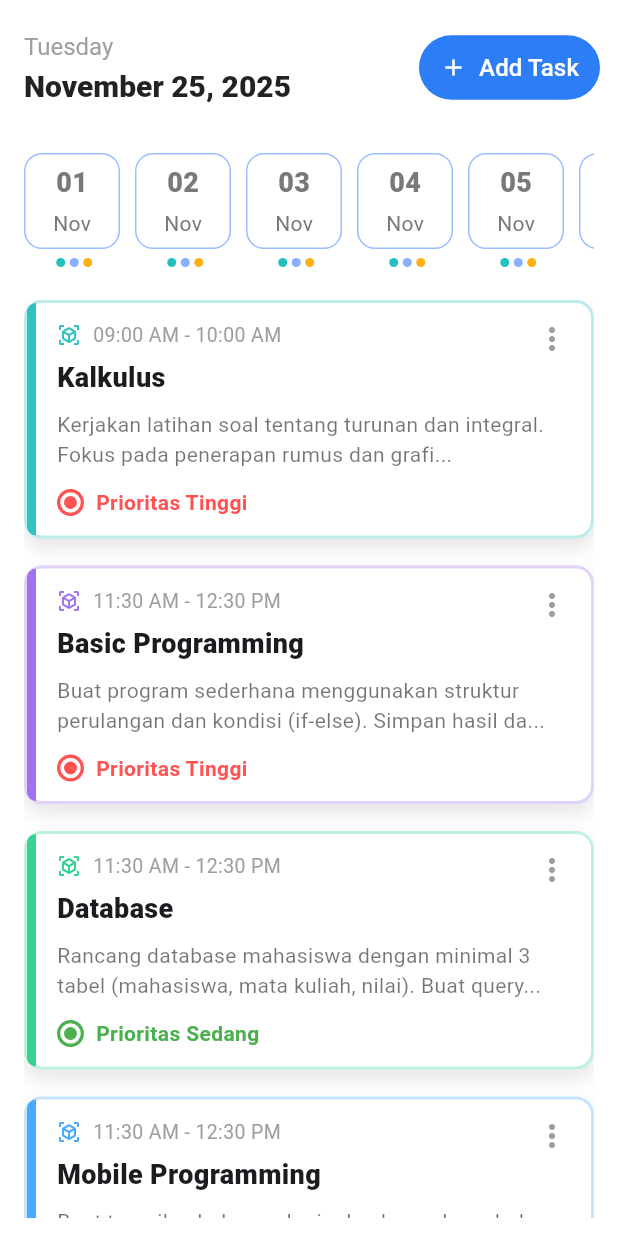
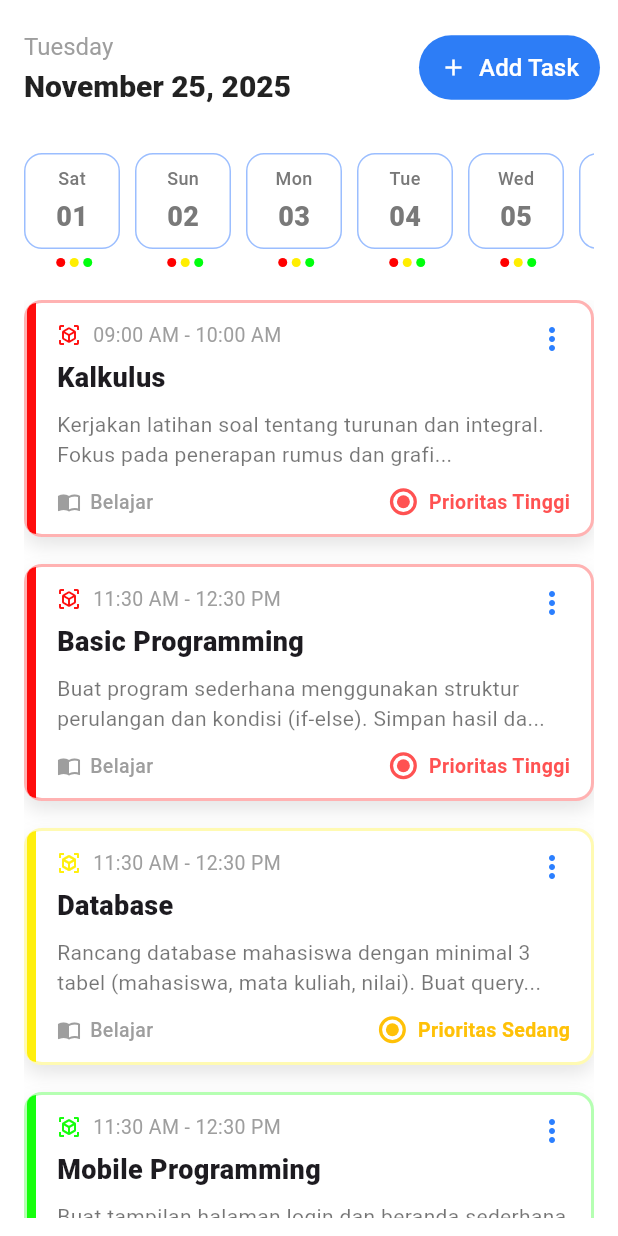
Before and after one commit to Luthfiashofaa/StudiGo-App, a Flutter app: the ScheduleView screen opened directly, on a phone screen of 412 x 824 dp. Run offline on Flutter 3.47's test engine with Material 3 defaults, Android fonts, the phone set to English and light mode, and no system bars; our stand-ins replace app_links, country_code_picker, flutter_dotenv, get, image_picker, permission_handler and 1 more; accounts and stored records are empty.

Commit message:
update ui schedule

```diff
--- a/lib/app/modules/views/profile/profile_view.dart
+++ b/lib/app/modules/views/profile/profile_view.dart
@@ -213,7 +213,7 @@ class ProfileView extends GetView<ProfileController> {
             onPressed: controller.updateProfile,
             style: ElevatedButton.styleFrom(
               backgroundColor: primaryBlue,
-              foregroundColor: Colors.white,
+              foregroundColor: const Color.fromARGB(255, 255, 255, 255),
               minimumSize: const Size.fromHeight(52),
               shape: RoundedRectangleBorder(
                 borderRadius: BorderRadius.circular(12),
@@ -229,7 +229,7 @@ class ProfileView extends GetView<ProfileController> {
           OutlinedButton(
             onPressed: controller.logout,
             style: OutlinedButton.styleFrom(
-              backgroundColor: Colors.white,
+              backgroundColor: const Color.fromARGB(255, 255, 255, 255),
               shape: RoundedRectangleBorder(
                 borderRadius: BorderRadius.circular(12),
               ),
--- a/lib/app/modules/views/schedule/schedule_view.dart
+++ b/lib/app/modules/views/schedule/schedule_view.dart
@@ -46,7 +46,7 @@ class _ScheduleViewState extends State<ScheduleView> {
         'desc':
             'Kerjakan latihan soal tentang turunan dan integral. Fokus pada penerapan rumus dan grafi...',
         'priority': 'high',
-        'color': const Color(0xFF26BFBF),
+        'color': const Color.fromARGB(255, 255, 0, 0),
       },
       {
         'time': '11:30 AM - 12:30 PM',
@@ -54,7 +54,7 @@ class _ScheduleViewState extends State<ScheduleView> {
         'desc':
             'Buat program sederhana menggunakan struktur perulangan dan kondisi (if-else). Simpan hasil da...',
         'priority': 'high',
-        'color': const Color(0xFF9B6CEB),
+        'color': const Color.fromARGB(255, 255, 0, 0),
       },
       {
         'time': '11:30 AM - 12:30 PM',
@@ -62,7 +62,8 @@ class _ScheduleViewState extends State<ScheduleView> {
         'desc':
             'Rancang database mahasiswa dengan minimal 3 tabel (mahasiswa, mata kuliah, nilai). Buat query...',
         'priority': 'medium',
-        'color': const Color(0xFF2BD18C),
+        'color': Color.fromARGB(255, 255, 238, 0),
+
       },
       {
         'time': '11:30 AM - 12:30 PM',
@@ -70,7 +71,7 @@ class _ScheduleViewState extends State<ScheduleView> {
         'desc':
             'Buat tampilan halaman login dan beranda sederhana menggunakan Flutter. Pastikan desain...',
         'priority': 'low',
-        'color': const Color(0xFF3EA7FF),
+        'color': const Color.fromARGB(255, 9, 255, 0),
       },
     ];
 
@@ -203,7 +204,7 @@ class _ScheduleViewState extends State<ScheduleView> {
                                 alignment: const Alignment(0, -0.28),
                                 child: const Icon(
                                   Icons.chevron_right,
-                                  color: Colors.grey,
+                                  color: Color.fromARGB(255, 158, 158, 158),
                                 ),
                               ),
                             ),
@@ -263,6 +264,17 @@ class _ScheduleViewState extends State<ScheduleView> {
                               mainAxisAlignment: MainAxisAlignment.center,
                               children: [
                                 Text(
+                                  d['label'] as String,
+                                  style: TextStyle(
+                                    color: isSelected
+                                        ? Colors.black
+                                        : const Color(0xFF797979),
+                                    fontSize: 12,
+                                    fontWeight: FontWeight.w500,
+                                  ),
+                                ),
+                                const SizedBox(height: 4),
+                                Text(
                                   day,
                                   style: TextStyle(
                                     color: isSelected
@@ -270,15 +282,6 @@ class _ScheduleViewState extends State<ScheduleView> {
                                         : const Color(0xFF797979),
                                     fontWeight: FontWeight.w800,
                                     fontSize: 18,
-                                  ),
-                                ),
-                                const SizedBox(height: 4),
-                                Text(
-                                  monthLabel,
-                                  style: TextStyle(
-                                    color: isSelected
-                                        ? Colors.black
-                                        : const Color(0xFF797979),
                                   ),
                                 ),
                               ],
@@ -291,17 +294,17 @@ class _ScheduleViewState extends State<ScheduleView> {
                               SizedBox(width: 3),
                               CircleAvatar(
                                 radius: 3,
-                                backgroundColor: Color(0xFF26BFBF),
+                                backgroundColor: Color.fromARGB(255, 255, 0, 0),
                               ),
                               SizedBox(width: 3),
                               CircleAvatar(
                                 radius: 3,
-                                backgroundColor: Color(0xFF89AFFF),
+                                backgroundColor: Color.fromARGB(255, 255, 238, 0),
                               ),
                               SizedBox(width: 3),
                               CircleAvatar(
                                 radius: 3,
-                                backgroundColor: Color(0xFFFFB017),
+                                backgroundColor: Color.fromARGB(255, 0, 255, 13),
                               ),
                             ],
                           ),
@@ -325,7 +328,7 @@ class _ScheduleViewState extends State<ScheduleView> {
                     final String priority = t['priority'] as String;
                     final Color priorityColor = priority == 'high'
                         ? Colors.redAccent
-                        : (priority == 'medium' ? Colors.green : Colors.amber);
+                        : (priority == 'medium' ? Colors.amber : Colors.green);
                     return Container(
                       decoration: BoxDecoration(
                         color: Colors.white,
@@ -410,7 +413,7 @@ class _ScheduleViewState extends State<ScheduleView> {
                                         const SizedBox(width: 8),
                                         const Icon(
                                           Icons.more_vert,
-                                          color: Colors.grey,
+                                          color: Color(0xFF2B7FFF),
                                         ),
                                       ],
                                     ),
@@ -427,6 +430,21 @@ class _ScheduleViewState extends State<ScheduleView> {
                                     const SizedBox(height: 12),
                                     Row(
                                       children: [
+                                        const Icon(
+                                          Icons.import_contacts,
+                                          size: 16,
+                                          color: Colors.grey,
+                                        ),
+                                        const SizedBox(width: 6),
+                                        const Text(
+                                          'Belajar',
+                                          style: TextStyle(
+                                            color: Colors.grey,
+                                            fontSize: 13,
+                                            fontWeight: FontWeight.w500,
+                                          ),
+                                        ),
+                                        const Spacer(),
                                         _PriorityBadge(
                                           color: priorityColor,
                                           size: 18,
@@ -441,6 +459,7 @@ class _ScheduleViewState extends State<ScheduleView> {
                                           style: TextStyle(
                                             color: priorityColor,
                                             fontWeight: FontWeight.w700,
+                                            fontSize: 13,
                                           ),
                                         ),
                                       ],
```
